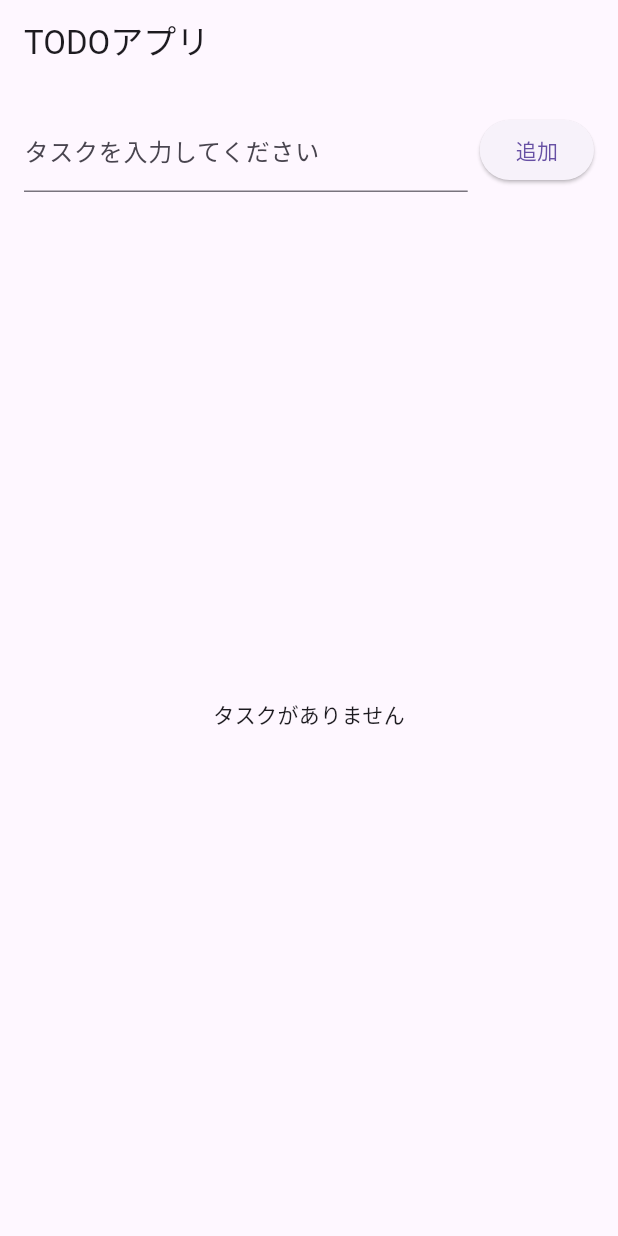
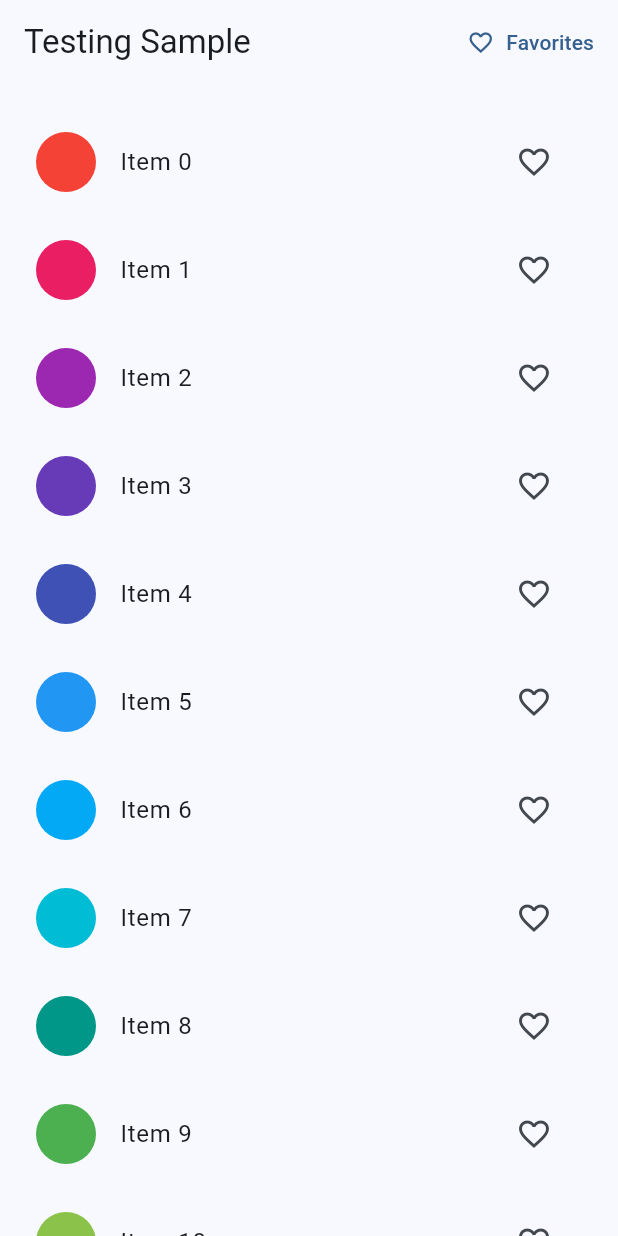
Before and after one commit to hrhrkeee/Github_Flutter_pages, a Flutter app: the screen it shows after launch, on a phone screen of 412 x 824 dp. Run offline on Flutter 3.47's test engine with Material 3 defaults, Android fonts, the light colour scheme and no system bars; our stand-ins replace go_router.

Commit message:
[update] アプリを更新

```diff
--- a/lib/main.dart
+++ b/lib/main.dart
@@ -1,95 +1,49 @@
+// Copyright 2020 The Flutter team. All rights reserved.
+// Use of this source code is governed by a BSD-style license that can be
+// found in the LICENSE file.
+
 import 'package:flutter/material.dart';
+import 'package:go_router/go_router.dart';
+import 'package:provider/provider.dart';
+import 'package:github_flutter_pages/models/favorites.dart';
+import 'package:github_flutter_pages/screens/favorites.dart';
+import 'package:github_flutter_pages/screens/home.dart';
 
 void main() {
-  runApp(MyApp());
+  runApp(const TestingApp());
 }
 
-class MyApp extends StatelessWidget {
-  const MyApp({Key? key}) : super(key: key);
+GoRouter router() {
+  return GoRouter(
+    routes: [
+      GoRoute(
+        path: HomePage.routeName,
+        builder: (context, state) => const HomePage(),
+        routes: [
+          GoRoute(
+            path: FavoritesPage.routeName,
+            builder: (context, state) => const FavoritesPage(),
+          ),
+        ],
+      ),
+    ],
+  );
+}
+
+class TestingApp extends StatelessWidget {
+  const TestingApp({super.key});
 
   @override
   Widget build(BuildContext context) {
-    return MaterialApp(
-      title: 'TODOアプリ',
-      theme: ThemeData(primarySwatch: Colors.blue),
-      home: TodoApp(),
-    );
-  }
-}
-
-class TodoApp extends StatefulWidget {
-  const TodoApp({Key? key}) : super(key: key);
-
-  @override
-  _TodoAppState createState() => _TodoAppState();
-}
-
-class _TodoAppState extends State<TodoApp> {
-  // TODOリストを保持するリスト
-  List<String> _todos = [];
-  // テキスト入力用のコントローラー
-  final TextEditingController _controller = TextEditingController();
-
-  // 新しいタスクを追加する関数
-  void _addTodo() {
-    final text = _controller.text;
-    if (text.isNotEmpty) {
-      setState(() {
-        _todos.add(text);
-      });
-      _controller.clear();
-    }
-  }
-
-  // 指定したタスクを削除する関数
-  void _removeTodo(int index) {
-    setState(() {
-      _todos.removeAt(index);
-    });
-  }
-
-  @override
-  Widget build(BuildContext context) {
-    return Scaffold(
-      appBar: AppBar(title: Text('TODOアプリ')),
-      body: Padding(
-        padding: const EdgeInsets.all(16.0),
-        child: Column(
-          children: [
-            // タスク追加用の入力フォームとボタン
-            Row(
-              children: [
-                Expanded(
-                  child: TextField(
-                    controller: _controller,
-                    decoration: InputDecoration(labelText: 'タスクを入力してください'),
-                  ),
-                ),
-                SizedBox(width: 8),
-                ElevatedButton(onPressed: _addTodo, child: Text('追加')),
-              ],
-            ),
-            SizedBox(height: 16),
-            // タスク一覧の表示
-            Expanded(
-              child:
-                  _todos.isEmpty
-                      ? Center(child: Text('タスクがありません'))
-                      : ListView.builder(
-                        itemCount: _todos.length,
-                        itemBuilder: (context, index) {
-                          return ListTile(
-                            title: Text(_todos[index]),
-                            trailing: IconButton(
-                              icon: Icon(Icons.delete),
-                              onPressed: () => _removeTodo(index),
-                            ),
-                          );
-                        },
-                      ),
-            ),
-          ],
+    return ChangeNotifierProvider<Favorites>(
+      create: (context) => Favorites(),
+      child: MaterialApp.router(
+        title: 'Testing Sample',
+        theme: ThemeData(
+          colorSchemeSeed: Colors.blue,
+          visualDensity: VisualDensity.adaptivePlatformDensity,
         ),
+        routerConfig: router(),
       ),
     );
   }
--- /dev/null
+++ b/lib/models/favorites.dart
@@ -0,0 +1,22 @@
+// Copyright 2020 The Flutter team. All rights reserved.
+// Use of this source code is governed by a BSD-style license that can be
+// found in the LICENSE file.
+
+import 'package:flutter/material.dart';
+
+/// The [Favorites] class holds a list of favorite items saved by the user.
+class Favorites extends ChangeNotifier {
+  final List<int> _favoriteItems = [];
+
+  List<int> get items => _favoriteItems;
+
+  void add(int itemNo) {
+    _favoriteItems.add(itemNo);
+    notifyListeners();
+  }
+
+  void remove(int itemNo) {
+    _favoriteItems.remove(itemNo);
+    notifyListeners();
+  }
+}
--- /dev/null
+++ b/lib/screens/home.dart
@@ -0,0 +1,83 @@
+// Copyright 2020 The Flutter team. All rights reserved.
+// Use of this source code is governed by a BSD-style license that can be
+// found in the LICENSE file.
+
+import 'package:flutter/material.dart';
+import 'package:go_router/go_router.dart';
+import 'package:provider/provider.dart';
+import 'package:github_flutter_pages/models/favorites.dart';
+import 'package:github_flutter_pages/screens/favorites.dart';
+
+class HomePage extends StatelessWidget {
+  static const routeName = '/';
+
+  const HomePage({super.key});
+
+  @override
+  Widget build(BuildContext context) {
+    return Scaffold(
+      appBar: AppBar(
+        title: const Text('Testing Sample'),
+        actions: [
+          TextButton.icon(
+            onPressed: () {
+              context.go(FavoritesPage.fullPath);
+            },
+            icon: const Icon(Icons.favorite_border),
+            label: const Text('Favorites'),
+          ),
+        ],
+      ),
+      body: ListView.builder(
+        itemCount: 100,
+        cacheExtent: 20.0,
+        controller: ScrollController(),
+        padding: const EdgeInsets.symmetric(vertical: 16),
+        itemBuilder: (context, index) => ItemTile(index),
+      ),
+    );
+  }
+}
+
+class ItemTile extends StatelessWidget {
+  final int itemNo;
+
+  const ItemTile(this.itemNo, {super.key});
+
+  @override
+  Widget build(BuildContext context) {
+    final favoritesList = context.watch<Favorites>();
+
+    return Padding(
+      padding: const EdgeInsets.all(8.0),
+      child: ListTile(
+        leading: CircleAvatar(
+          backgroundColor: Colors.primaries[itemNo % Colors.primaries.length],
+        ),
+        title: Text('Item $itemNo', key: Key('text_$itemNo')),
+        trailing: IconButton(
+          key: Key('icon_$itemNo'),
+          icon:
+              favoritesList.items.contains(itemNo)
+                  ? const Icon(Icons.favorite)
+                  : const Icon(Icons.favorite_border),
+          onPressed: () {
+            !favoritesList.items.contains(itemNo)
+                ? favoritesList.add(itemNo)
+                : favoritesList.remove(itemNo);
+            ScaffoldMessenger.of(context).showSnackBar(
+              SnackBar(
+                content: Text(
+                  favoritesList.items.contains(itemNo)
+                      ? 'Added to favorites.'
+                      : 'Removed from favorites.',
+                ),
+                duration: const Duration(seconds: 1),
+              ),
+            );
+          },
+        ),
+      ),
+    );
+  }
+}
```
Also changed, not shown: lib/screens/favorites.dart (added, +66 -0 lines), pubspec.yaml (+9 -0 lines).
